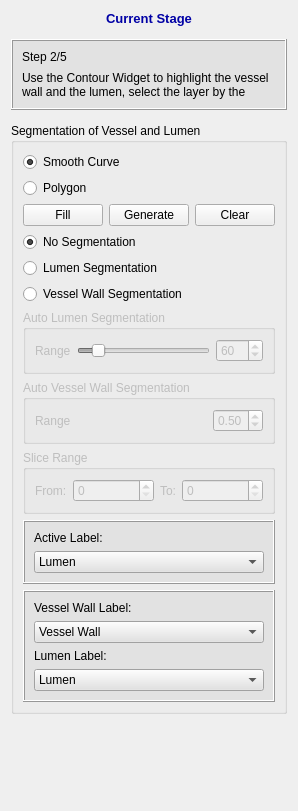
First picture: the form in codes/InteractorStyles/QInteractorStyleVesselSegmentation.ui, repository wuzhuobin/PlaqueQuant, before the edit.
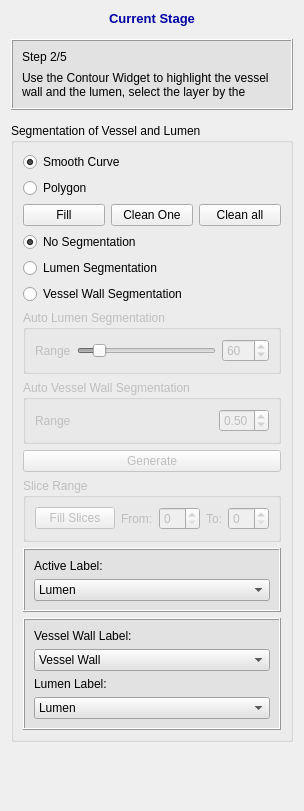
Second picture: the form after the edit. Icons and pictures are not drawn.

```diff
--- a/codes/InteractorStyles/QInteractorStyleVesselSegmentation.ui
+++ b/codes/InteractorStyles/QInteractorStyleVesselSegmentation.ui
@@ -6,7 +6,7 @@
    <rect>
     <x>0</x>
     <y>0</y>
-    <width>277</width>
+    <width>285</width>
     <height>811</height>
    </rect>
   </property>
@@ -160,16 +160,16 @@
          </widget>
         </item>
         <item>
-         <widget class="QPushButton" name="generatePushButton">
+         <widget class="QPushButton" name="cleanOnePushButton">
           <property name="text">
-           <string>Generate</string>
+           <string>Clean One</string>
           </property>
          </widget>
         </item>
         <item>
          <widget class="QPushButton" name="clearContourPushButton">
           <property name="text">
-           <string>Clear</string>
+           <string>Clean all</string>
           </property>
          </widget>
         </item>
@@ -311,6 +311,16 @@
         </layout>
        </widget>
       </item>
+      <item>
+       <widget class="QPushButton" name="generatePushButton">
+        <property name="enabled">
+         <bool>false</bool>
+        </property>
+        <property name="text">
+         <string>Generate</string>
+        </property>
+       </widget>
+      </item>
       <item>
        <widget class="QGroupBox" name="groupBox_3">
         <property name="enabled">
@@ -320,40 +330,47 @@
          <string>Slice Range</string>
         </property>
         <layout class="QGridLayout" name="gridLayout">
-         <item row="0" column="1">
-          <widget class="QSpinBox" name="spinBox">
-           <property name="sizePolicy">
-            <sizepolicy hsizetype="Expanding" vsizetype="Fixed">
-             <horstretch>0</horstretch>
-             <verstretch>0</verstretch>
-            </sizepolicy>
-           </property>
-          </widget>
-         </item>
          <item row="0" column="2">
+          <widget class="QSpinBox" name="fillSlicesBeginSpinBox">
+           <property name="sizePolicy">
+            <sizepolicy hsizetype="Expanding" vsizetype="Fixed">
+             <horstretch>0</horstretch>
+             <verstretch>0</verstretch>
+            </sizepolicy>
+           </property>
+          </widget>
+         </item>
+         <item row="0" column="3">
           <widget class="QLabel" name="label_3">
            <property name="text">
             <string>To:</string>
            </property>
           </widget>
          </item>
-         <item row="0" column="3">
-          <widget class="QSpinBox" name="spinBox_2">
-           <property name="sizePolicy">
-            <sizepolicy hsizetype="Expanding" vsizetype="Fixed">
-             <horstretch>0</horstretch>
-             <verstretch>0</verstretch>
-            </sizepolicy>
-           </property>
-          </widget>
-         </item>
-         <item row="0" column="0">
+         <item row="0" column="1">
           <widget class="QLabel" name="label_2">
            <property name="text">
             <string>From:</string>
            </property>
           </widget>
          </item>
+         <item row="0" column="4">
+          <widget class="QSpinBox" name="fillSliceEndSpinBox">
+           <property name="sizePolicy">
+            <sizepolicy hsizetype="Expanding" vsizetype="Fixed">
+             <horstretch>0</horstretch>
+             <verstretch>0</verstretch>
+            </sizepolicy>
+           </property>
+          </widget>
+         </item>
+         <item row="0" column="0">
+          <widget class="QPushButton" name="fillSlicesPushButton">
+           <property name="text">
+            <string>Fill Slices</string>
+           </property>
+          </widget>
+         </item>
         </layout>
        </widget>
       </item>
```
Left out of the diff: 135 changed lines with no effect on the pictures.
